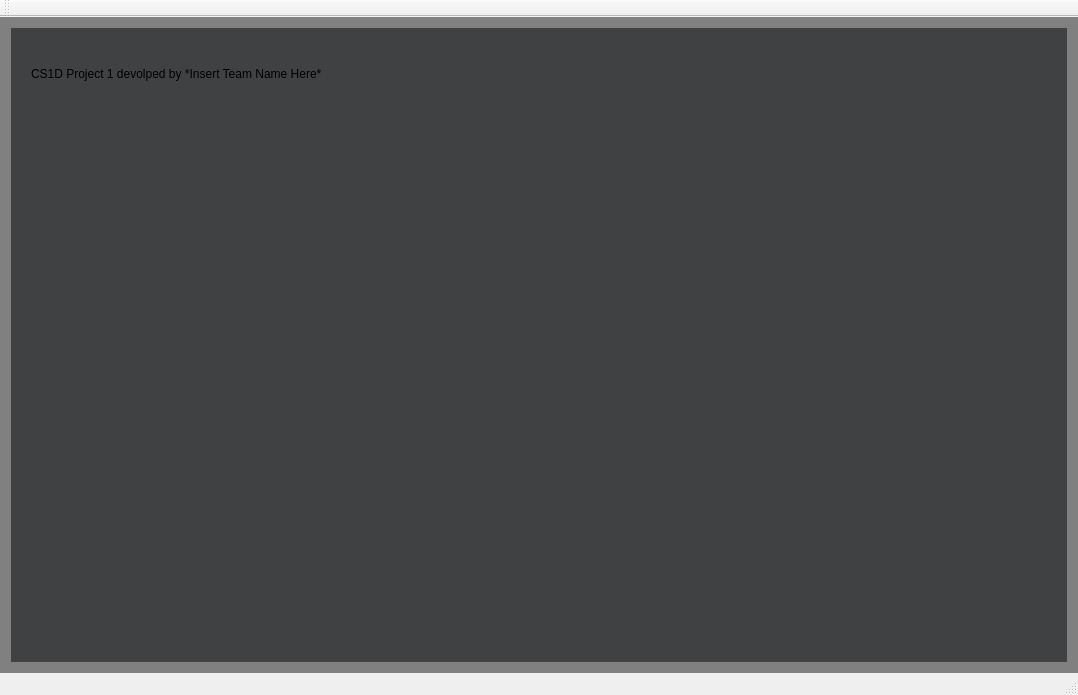
Before: the Qt Designer form mainwindow.ui in The-afroman/CS1D-vacation-project, drawn with Qt 5.
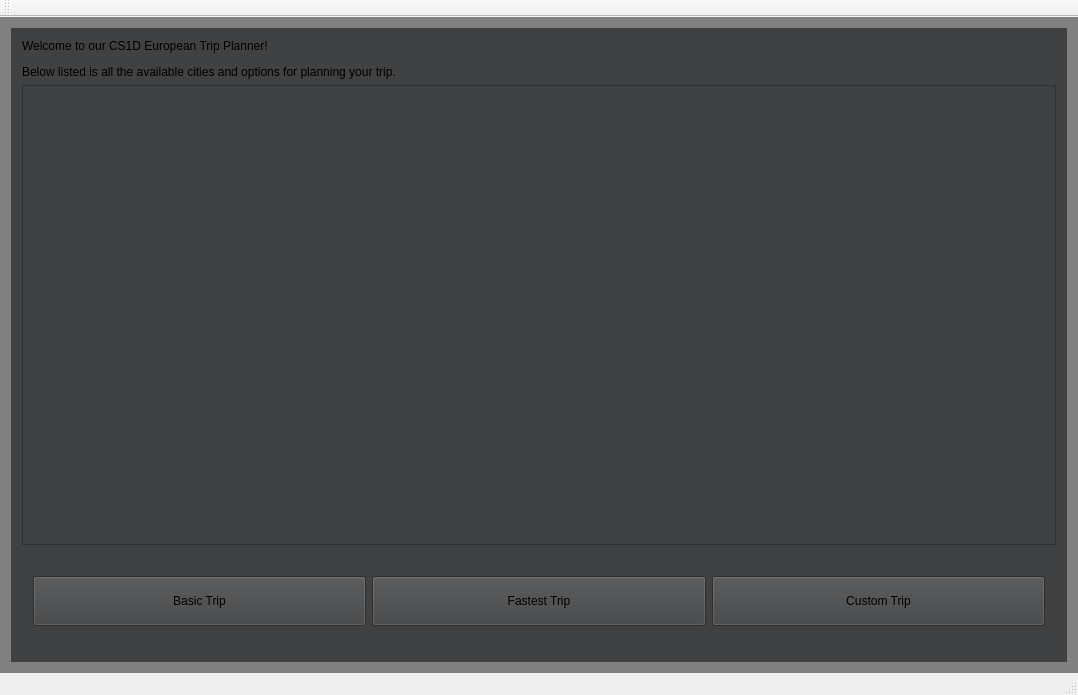
After: the same form once the commit is applied. The open tabs and pages were chosen to show the change.

```diff
--- a/mainwindow.ui
+++ b/mainwindow.ui
@@ -141,22 +141,6 @@
         </item>
        </layout>
       </widget>
-      <widget class="QWidget" name="page_2">
-       <widget class="QLabel" name="label">
-        <property name="geometry">
-         <rect>
-          <x>20</x>
-          <y>10</y>
-          <width>331</width>
-          <height>71</height>
-         </rect>
-        </property>
-        <property name="text">
-         <string>CS1D Project 1 devolped by *Insert Team Name Here*</string>
-        </property>
-       </widget>
-      </widget>
-      <widget class="QWidget" name="page_3"/>
      </widget>
     </item>
    </layout>
```
Left out of the diff: 2 changed lines with no effect on the pictures.
